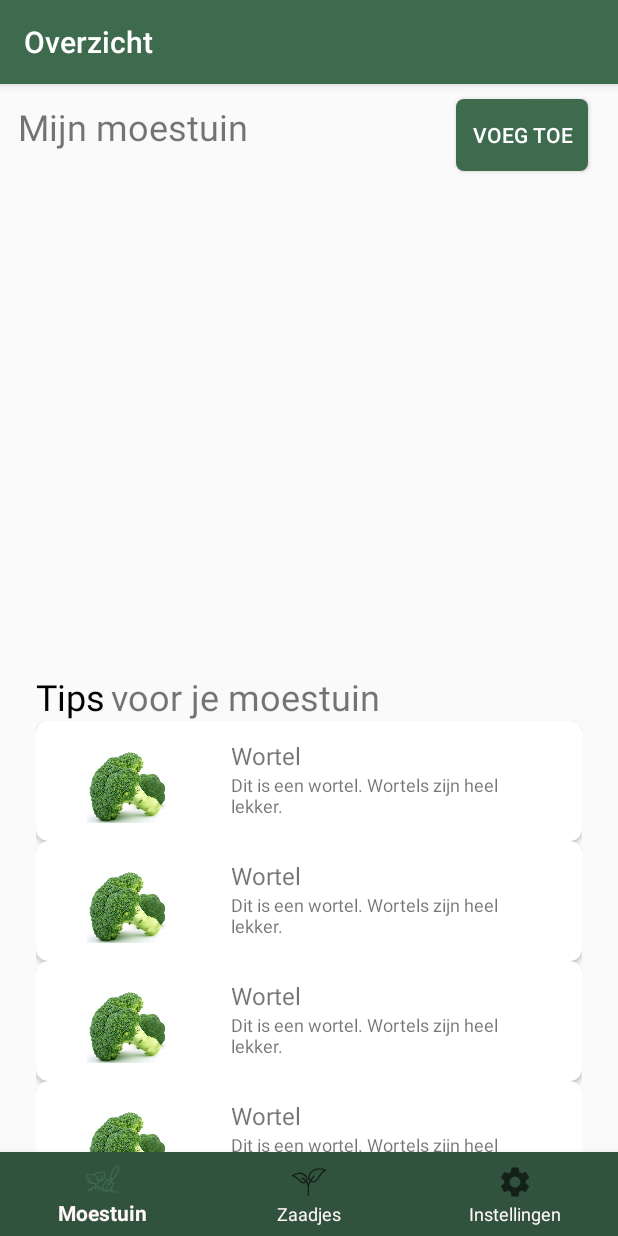
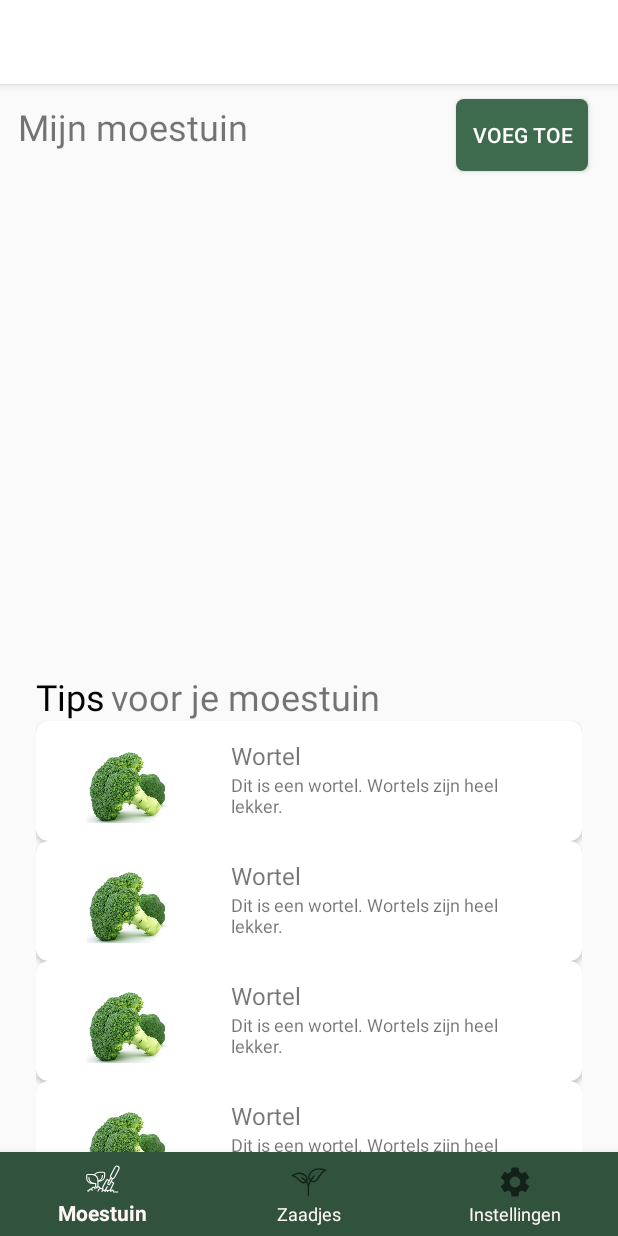
Before and after one commit to Lreneee/S1113718_S1114664_IIATIMD_app, an Android app: the screen it shows after launch (MainActivity), on a phone screen of 412 x 824 dp. Run offline under Robolectric (Android 15) with nearby library versions, the phone set to English and light mode, and no system bars; our stand-ins replace navigation-ui.

Commit message:
Color nav fixed :+1:

```diff
--- a/app/src/main/res/layout/activity_main.xml
+++ b/app/src/main/res/layout/activity_main.xml
@@ -33,6 +33,7 @@
             android:layout_height="wrap_content"
             app:itemBackground="@color/colorPrimaryDark"
             app:itemTextColor="@drawable/selector_bottombar_text"
+
             app:layout_constraintBottom_toBottomOf="parent"
             app:layout_constraintEnd_toEndOf="parent"
             app:layout_constraintHorizontal_bias="0.0"
--- a/app/src/main/res/layout/fragment_home.xml
+++ b/app/src/main/res/layout/fragment_home.xml
@@ -68,6 +68,15 @@
                     android:layout_width="match_parent"
                     android:layout_height="300dp"
                     tools:context=".MainActivity">
+
+                    <androidx.viewpager.widget.ViewPager
+                        android:id="@+id/viewPager"
+                        android:layout_width="match_parent"
+                        android:layout_height="match_parent"
+                        android:layout_centerInParent="true"
+                        android:clipToPadding="false"
+                        android:foregroundGravity="center"
+                        android:overScrollMode="never" />
 
                 </RelativeLayout>
 
--- a/app/src/main/res/values/colors.xml
+++ b/app/src/main/res/values/colors.xml
@@ -1,7 +1,8 @@
 <?xml version="1.0" encoding="utf-8"?>
 <resources>
-    <color name="colorPrimary">#3E6B4E</color>
     <color name="colorPrimaryDark">#31533D</color>
+    <color name="ColorPrim">#3E6B4E</color>
+    <color name="colorPrimary">#FFFFFF</color>
     <color name="colorAccent">#63AB7C</color>
     <color name="color1">#424549</color>
     <color name="color2">#7e455e</color>
```
